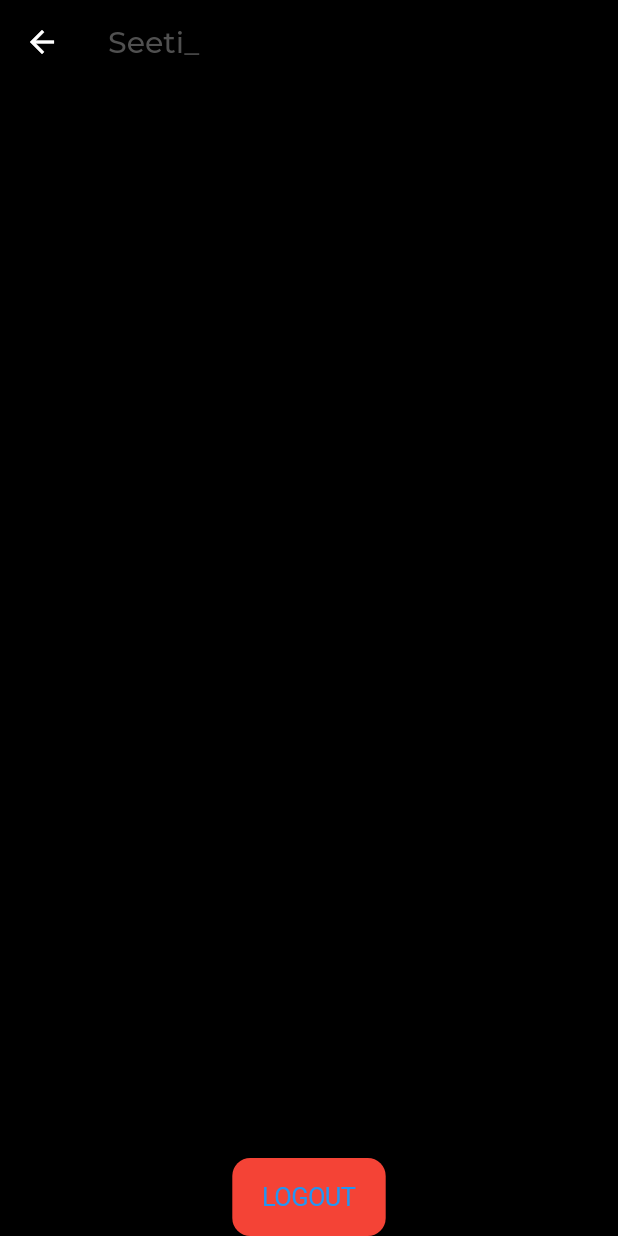
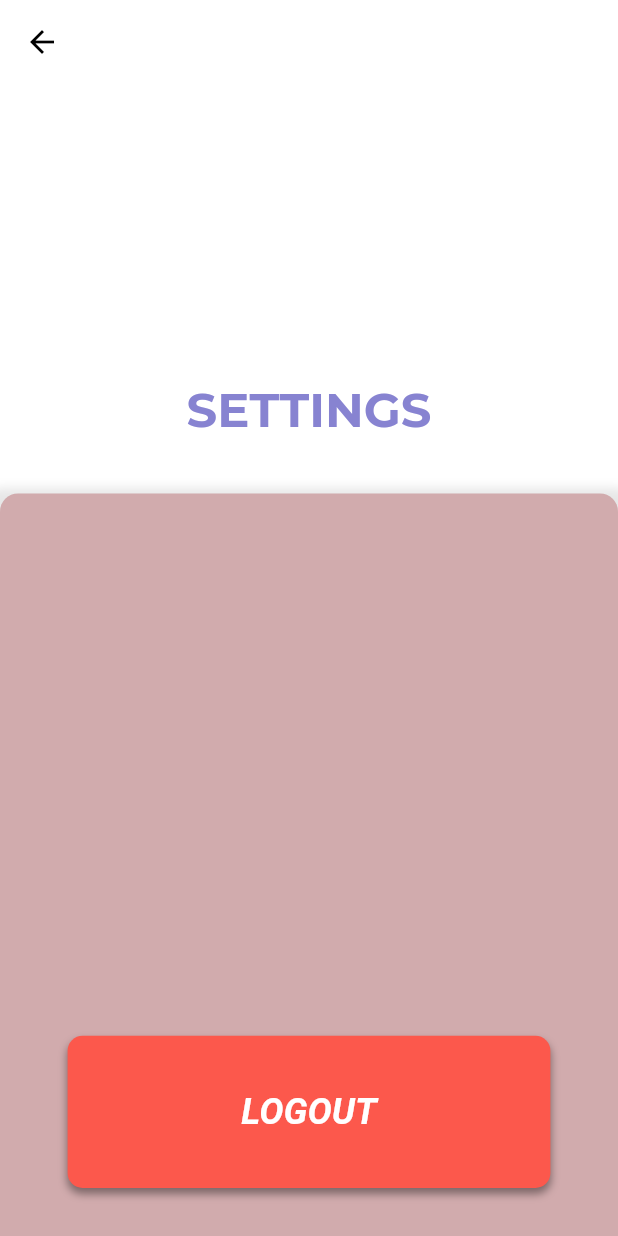
Before and after one commit to Bachalo/password_mgr_ui, a Flutter app: the SettingsPage screen opened by its route, on a phone screen of 412 x 824 dp. Run offline on Flutter 3.47's test engine with Material 2 defaults, Android fonts, the phone set to English and light mode, and no system bars; our stand-ins replace email_validator, page_transition, shared_preferences, url_launcher_web; missing offline and left inert: dart:js, shared_preferences_web; accounts and stored records are empty; network calls fail.

Commit message:
settings screen

```diff
--- a/lib/ui/components/addnew_popup.dart
+++ b/lib/ui/components/addnew_popup.dart
@@ -1,7 +1,5 @@
 //
 
-import 'package:chrome_extension/services/models/response_model.dart';
-import 'package:chrome_extension/services/services.dart';
 import 'package:flutter/material.dart';
 
 class AddNewPopup extends StatelessWidget {
--- a/lib/ui/components/animted_bottom_button.dart
+++ b/lib/ui/components/animted_bottom_button.dart
@@ -8,9 +8,16 @@ class AnimatedBottomButton extends StatefulWidget {
   final String buttonText;
   final VoidCallback onPressed;
   final bool loading;
-  const AnimatedBottomButton(this.buttonText, this.onPressed, this.loading,
-      {Key? key})
-      : super(key: key);
+  final Color staticColor;
+  final Color hoveringColor;
+  const AnimatedBottomButton({
+    Key? key,
+    required this.buttonText,
+    required this.onPressed,
+    this.loading = false,
+    this.staticColor = kPrimaryDark,
+    this.hoveringColor = kPrimaryLight,
+  }) : super(key: key);
 
   @override
   _AnimatedBottomButtonState createState() => _AnimatedBottomButtonState();
@@ -59,7 +66,7 @@ class _AnimatedBottomButtonState extends State<AnimatedBottomButton> {
                   ),
                 ],
                 borderRadius: BorderRadius.circular(10),
-                color: _hovering ? kPrimaryLight : kPrimaryDark,
+                color: _hovering ? widget.hoveringColor : widget.staticColor,
               ),
               child: Center(
                 child: widget.loading
--- a/lib/ui/pages/settings.dart
+++ b/lib/ui/pages/settings.dart
@@ -1,45 +1,89 @@
 //
 
 import 'package:chrome_extension/services/services.dart';
-import 'package:chrome_extension/ui/components/animated_text.dart';
+import 'package:chrome_extension/ui/components/animted_bottom_button.dart';
 import 'package:flutter/cupertino.dart';
 import 'package:flutter/material.dart';
+import '../scheme.dart';
 
 class SettingsPage extends StatefulWidget {
   const SettingsPage({Key? key}) : super(key: key);
-
   @override
   _SettingsPageState createState() => _SettingsPageState();
 }
 
 class _SettingsPageState extends State<SettingsPage> {
+  var loading = false;
   @override
   Widget build(BuildContext context) {
+    var screenSize = MediaQuery.of(context).size;
     return Scaffold(
-      backgroundColor: Colors.black,
+      backgroundColor: Colors.white,
       appBar: AppBar(
-        backgroundColor: Colors.black,
-        title: const AnimatedText(
-          "Seetings",
-          Duration(seconds: 1),
-        ),
+        iconTheme: const IconThemeData(color: Colors.black),
+        backgroundColor: Colors.transparent,
+        foregroundColor: Colors.transparent,
+        elevation: 0,
       ),
       body: Column(
         children: [
           const Spacer(),
           Center(
-            child: CupertinoButton(
-                color: Colors.red,
+            child: Column(
+              children: [
+                const Padding(
+                  padding: EdgeInsets.all(36.0),
+                  child: Text(
+                    "SETTINGS",
+                    style: TextStyle(
+                        fontSize: 32,
+                        fontWeight: FontWeight.bold,
+                        color: kPrimaryDark),
+                  ),
+                ),
+                Container(
+                  width: screenSize.width,
+                  decoration: const BoxDecoration(
+                    borderRadius: BorderRadius.vertical(
+                      top: Radius.circular(12),
+                    ),
+                    color: kSecondaryDark,
+                    boxShadow: [
+                      BoxShadow(
+                        color: kShadowColor,
+                        spreadRadius: 10,
+                        blurRadius: 5,
+                        offset: Offset(0, 7),
+                      ),
+                    ],
+                  ),
+                  child: Column(
+                    children: [
+                      SizedBox(height: screenSize.height * 0.4),
+                      Padding(
+                        padding: const EdgeInsets.all(32.0),
+                        child: AnimatedBottomButton(
+                          buttonText: "LOGOUT",
                           onPressed: () async {
                             final message = await Services.logout();
                             if (message.response == "succesful") {
                               SharedPrefs.setPref("isLoggedIn", false);
-                    Navigator.pushNamedAndRemoveUntil(context, "/splashScreen",
+                              Navigator.pushNamedAndRemoveUntil(
+                                  context,
+                                  "/splashScreen",
                                   ModalRoute.withName("/splashScreen"));
                             }
                             print(message.response);
                           },
-                child: const Text("LOGOUT")),
+                          staticColor: const Color(0xFFfc584c),
+                          hoveringColor: const Color(0xFFff756b),
+                        ),
+                      ),
+                    ],
+                  ),
+                ),
+              ],
+            ),
           )
         ],
       ),
```
Also changed, not shown: lib/ui/components/login_form.dart (+9 -5 lines), lib/ui/components/register_form.dart (+13 -8 lines), lib/ui/pages/entry_details.dart (+7 -3 lines), lib/ui/pages/index.dart (+11 -6 lines), lib/ui/pages/new_entry.dart (+4 -4 lines). Lines whose indentation alone changed are shown as unchanged.
